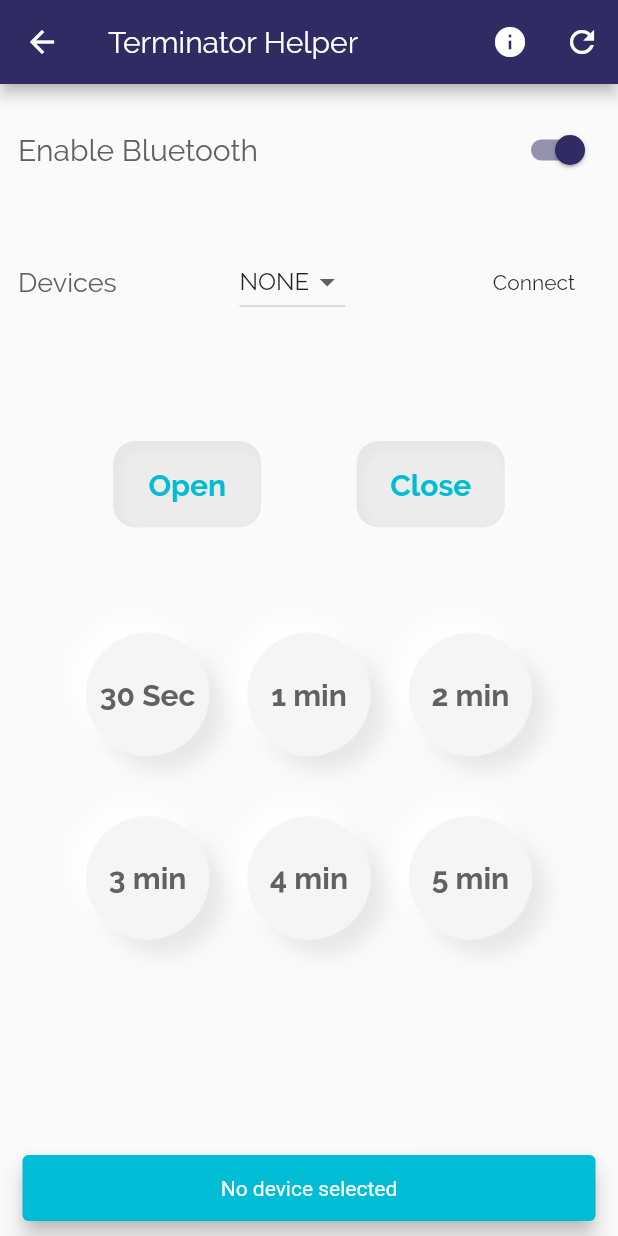
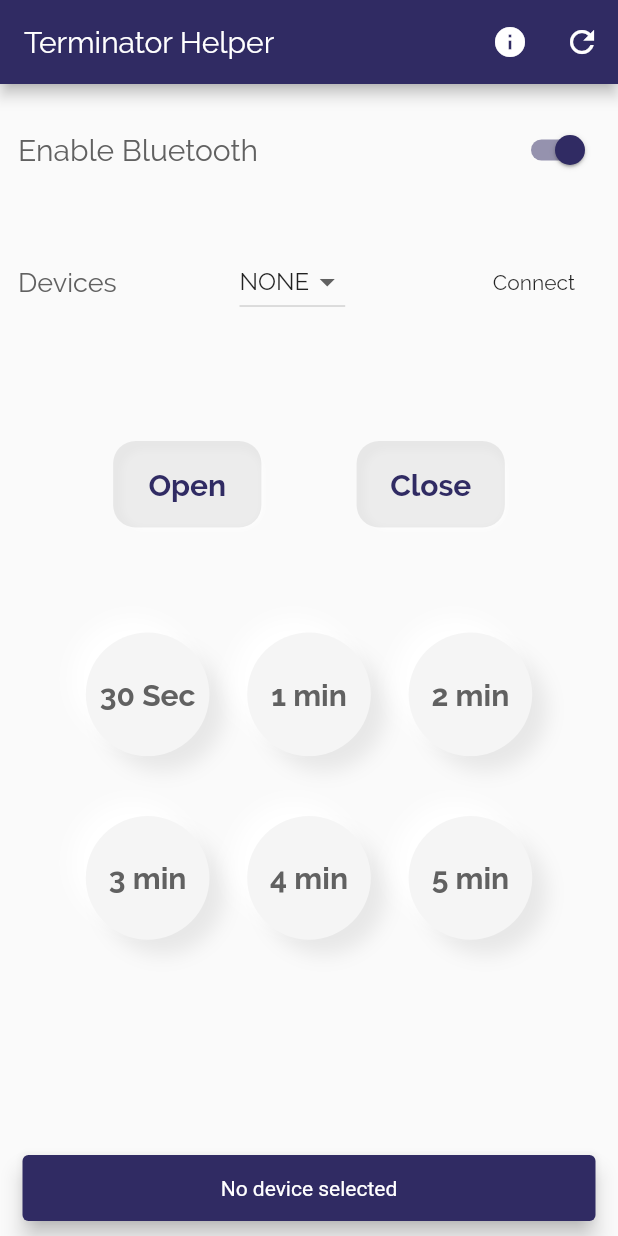
Before and after one commit to divyanshukrtiwari/arduino-bluetooth-controller, a Flutter app: the HomeScreen screen opened directly, after a tap on "Connect", on a phone screen of 412 x 824 dp. Run offline on Flutter 3.47's test engine with Material 2 defaults, Android fonts, the phone set to English and light mode, and no system bars; our stand-ins replace flutter_bluetooth_serial.

Commit message:
updated theme

```diff
--- a/lib/home_screen/home_screen.dart
+++ b/lib/home_screen/home_screen.dart
@@ -102,7 +102,7 @@ class _HomeScreenState extends State<HomeScreen> {
         ),
         duration: duration,
         behavior: SnackBarBehavior.floating,
-        backgroundColor: Colors.cyan,
+        backgroundColor: Theme.of(context).primaryColor,
       ),
     );
   }
@@ -266,7 +266,7 @@ class _HomeScreenState extends State<HomeScreen> {
                     elevation: 8,
                   ),
                   FlatButton(
-                    splashColor: Colors.cyan,
+                    splashColor: theme.primaryColor,
                     onPressed: _connected ? _disconnect : _connect,
                     child: Text(_connected ? 'Disconnect' : 'Connect'),
                   ),
@@ -349,7 +349,9 @@ class _HomeScreenState extends State<HomeScreen> {
         child: Text(
           '$val',
           style: TextStyle(
-              fontSize: 20, fontWeight: FontWeight.bold, color: Colors.cyan),
+              fontSize: 20,
+              fontWeight: FontWeight.bold,
+              color: Theme.of(context).primaryColor),
         ),
       ),
       decoration: invertedbox,
--- a/lib/main.dart
+++ b/lib/main.dart
@@ -19,7 +19,7 @@ class MyApp extends StatelessWidget {
           bodyText2: TextStyle(color: Colors.grey.shade700),
         ),
       ),
-      home: SplashScreen(),
+      home: HomeScreen(),
     );
   }
 }
```
Also changed, not shown: lib/splash_screen/splash_screen.dart (+13 -1 lines).
